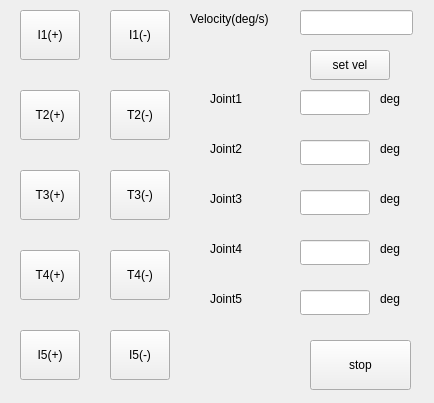
Qt form UI/script/climbot5d/climbot5d_joint_control.ui (trigrass2/biped5d) before a commit.
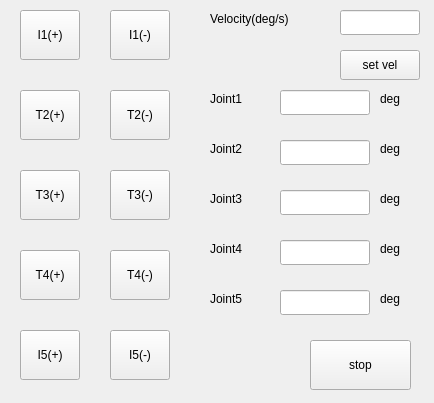
The same form after that commit.

Patch:
```diff
--- a/UI/script/climbot5d/climbot5d_joint_control.ui
+++ b/UI/script/climbot5d/climbot5d_joint_control.ui
@@ -241,9 +241,9 @@
   <widget class="QLineEdit" name="lineEdit_2">
    <property name="geometry">
     <rect>
-     <x>300</x>
+     <x>280</x>
      <y>90</y>
-     <width>70</width>
+     <width>90</width>
      <height>25</height>
     </rect>
    </property>
@@ -257,9 +257,9 @@
   <widget class="QLineEdit" name="lineEdit_3">
    <property name="geometry">
     <rect>
-     <x>300</x>
+     <x>280</x>
      <y>140</y>
-     <width>70</width>
+     <width>90</width>
      <height>25</height>
     </rect>
    </property>
@@ -273,9 +273,9 @@
   <widget class="QLineEdit" name="lineEdit_4">
    <property name="geometry">
     <rect>
-     <x>300</x>
+     <x>280</x>
      <y>240</y>
-     <width>70</width>
+     <width>90</width>
      <height>25</height>
     </rect>
    </property>
@@ -289,9 +289,9 @@
   <widget class="QLineEdit" name="lineEdit_5">
    <property name="geometry">
     <rect>
-     <x>300</x>
+     <x>280</x>
      <y>190</y>
-     <width>70</width>
+     <width>90</width>
      <height>25</height>
     </rect>
    </property>
@@ -305,9 +305,9 @@
   <widget class="QLineEdit" name="lineEdit_6">
    <property name="geometry">
     <rect>
-     <x>300</x>
+     <x>280</x>
      <y>290</y>
-     <width>70</width>
+     <width>90</width>
      <height>25</height>
     </rect>
    </property>
@@ -386,9 +386,9 @@
   <widget class="QLineEdit" name="lineEdit">
    <property name="geometry">
     <rect>
-     <x>300</x>
+     <x>340</x>
      <y>10</y>
-     <width>113</width>
+     <width>80</width>
      <height>25</height>
     </rect>
    </property>
@@ -396,7 +396,7 @@
   <widget class="QPushButton" name="pushButton_11">
    <property name="geometry">
     <rect>
-     <x>310</x>
+     <x>340</x>
      <y>50</y>
      <width>80</width>
      <height>30</height>
@@ -412,9 +412,9 @@
   <widget class="QLabel" name="label_6">
    <property name="geometry">
     <rect>
-     <x>190</x>
+     <x>210</x>
      <y>10</y>
-     <width>101</width>
+     <width>121</width>
      <height>17</height>
     </rect>
    </property>
```
Left out of the diff: 8 changed lines with no effect on the pictures.
